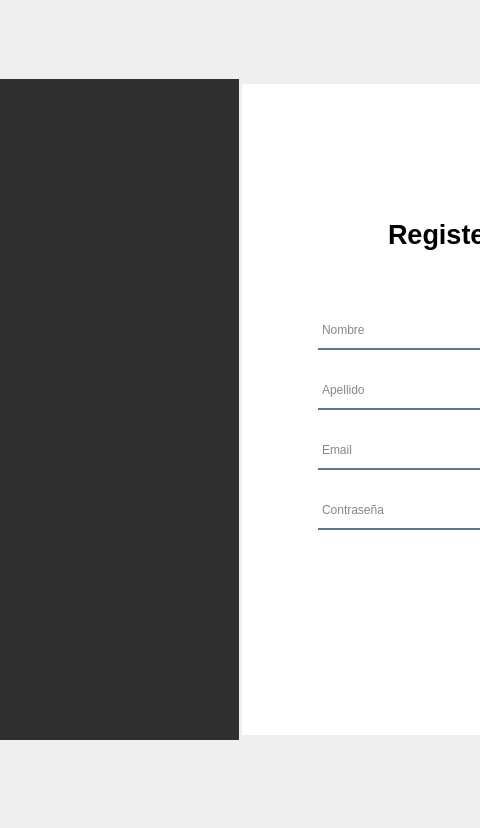
First picture: the form in GoldenAi/mockupRegistrar.ui, repository Matias-Egana/GoldenAI, before the edit; both pictures show x 291 to 771 and y 0 to 828 of the 1098 by 828 pixel window.
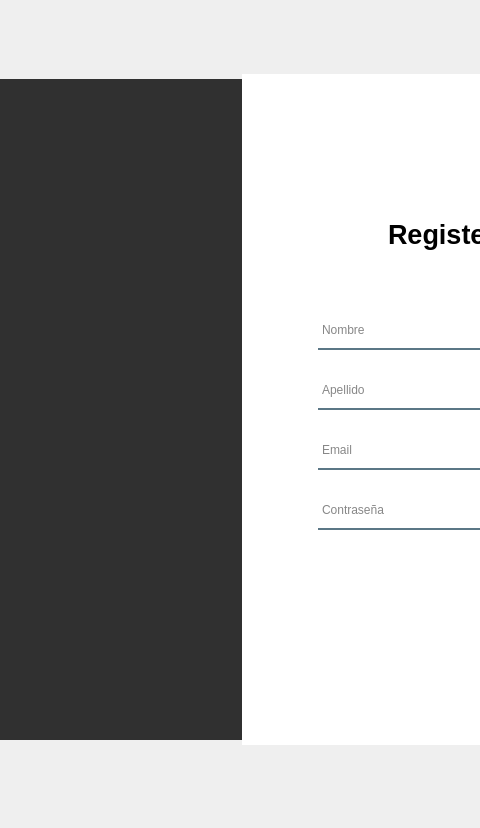
Second picture: the form after the edit. Icons and pictures are not drawn.

Commit message: Change Name Mockup

```diff
--- a/GoldenAi/mockupRegistrar.ui
+++ b/GoldenAi/mockupRegistrar.ui
@@ -32,7 +32,7 @@
       <rect>
        <x>80</x>
        <y>40</y>
-       <width>411</width>
+       <width>421</width>
        <height>661</height>
       </rect>
      </property>
@@ -49,9 +49,9 @@
      <property name="geometry">
       <rect>
        <x>494</x>
-       <y>45</y>
+       <y>35</y>
        <width>431</width>
-       <height>651</height>
+       <height>671</height>
       </rect>
      </property>
      <property name="cursor">
```
Left out of the diff: 12 changed lines with no effect on the pictures. The commit also changes 7 other files.
